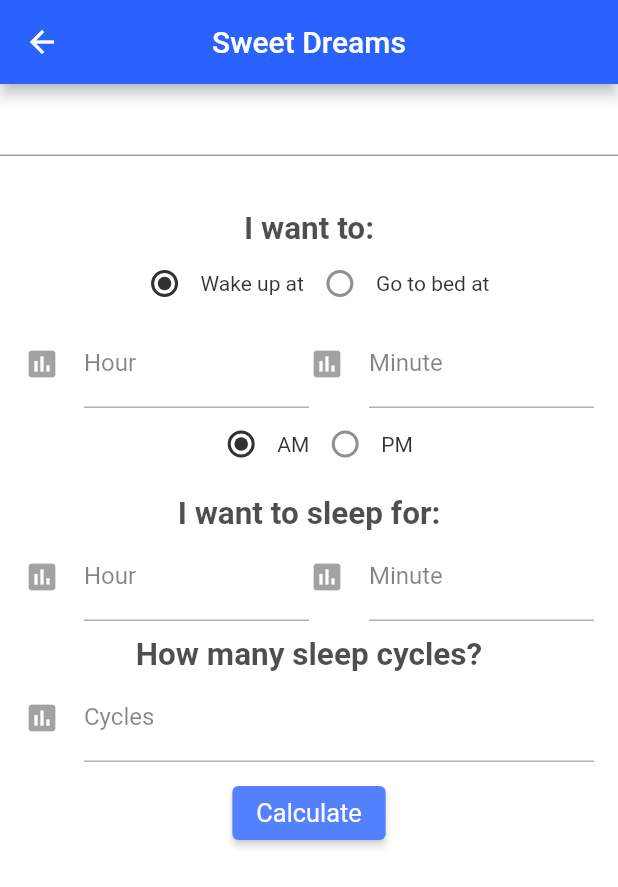
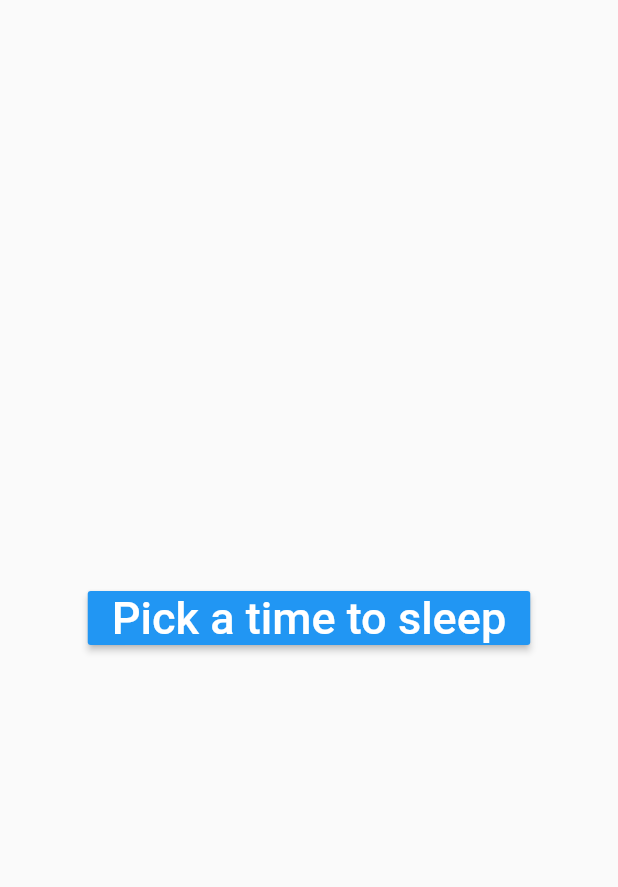
Before and after one commit to Snail51/SweetDreams, a Flutter app: the screen it shows after launch, after a tap on "Sleep Calculator", on a phone screen of 412 x 824 dp. Shown: the top 887 px of the screen. Run offline on Flutter 3.47's test engine with Material 2 defaults, Android fonts, the phone set to English and light mode, and no system bars; our stand-ins replace flutter_rating_bar; missing offline and left inert: time_range_picker.

Commit message:
progress on remade calculator

```diff
--- /dev/null
+++ b/lib/dreams/views/newCalc.dart
@@ -0,0 +1,48 @@
+import 'package:flutter/cupertino.dart';
+import 'package:flutter/material.dart';
+import '../utils/dreams_constant.dart';
+import 'package:units/database.dart';
+import 'package:time_range_picker/time_range_picker.dart';
+
+
+class HomePage extends StatefulWidget {
+
+  HomePage({Key? key, required this.database}) : super (key: key);
+
+  SleepData database;
+
+  @override
+  _HomePageState createState() => _HomePageState();
+}
+
+class _HomePageState extends State<HomePage> {
+
+  @override
+  void initState() {
+    super.initState();
+  }
+
+  void _timePicker() {
+    showTimeRangePicker(
+      context: context,
+    );
+  }
+
+
+  @override
+  Widget build(BuildContext build) {
+    return Scaffold(
+      body: Center(
+        child: MaterialButton(
+          onPressed: _timePicker,
+          child: const Padding(
+            padding: EdgeInsets.all(.0),
+            child: Text('Pick a time to sleep',
+                style: TextStyle(color: Colors.white, fontSize: 30)),
+          ),
+          color: Colors.blue,
+        ),
+      ),
+    );
+  }
+}
--- a/lib/main.dart
+++ b/lib/main.dart
@@ -1,5 +1,5 @@
 import 'package:flutter/material.dart';
-import 'dreams/views/dreams_component.dart';
+import 'dreams/views/newCalc.dart';
 import 'dreams/views/sleep_log.dart';
 import 'database.dart';
 
--- a/pubspec.yaml
+++ b/pubspec.yaml
@@ -25,6 +25,7 @@ dependencies:
     sdk: flutter
   shared_preferences: ^2.0.6
   flutter_rating_bar: 4.0.1
+  time_range_picker: ^2.2.0
 
   # The following adds the Cupertino Icons font to your application.
   # Use with the CupertinoIcons class for iOS style icons.
```
Also changed, not shown: lib/dreams/views/Calculator.dart (renamed from lib/dreams/views/dreams_component.dart, +7 -0 lines), pubspec.lock.
